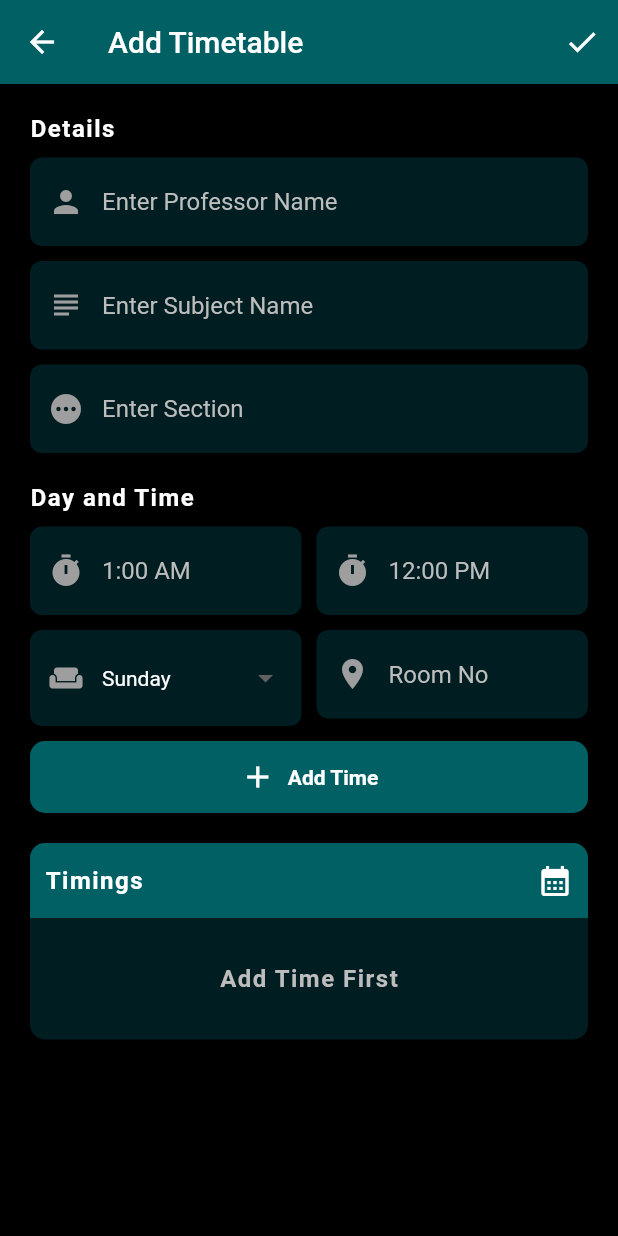
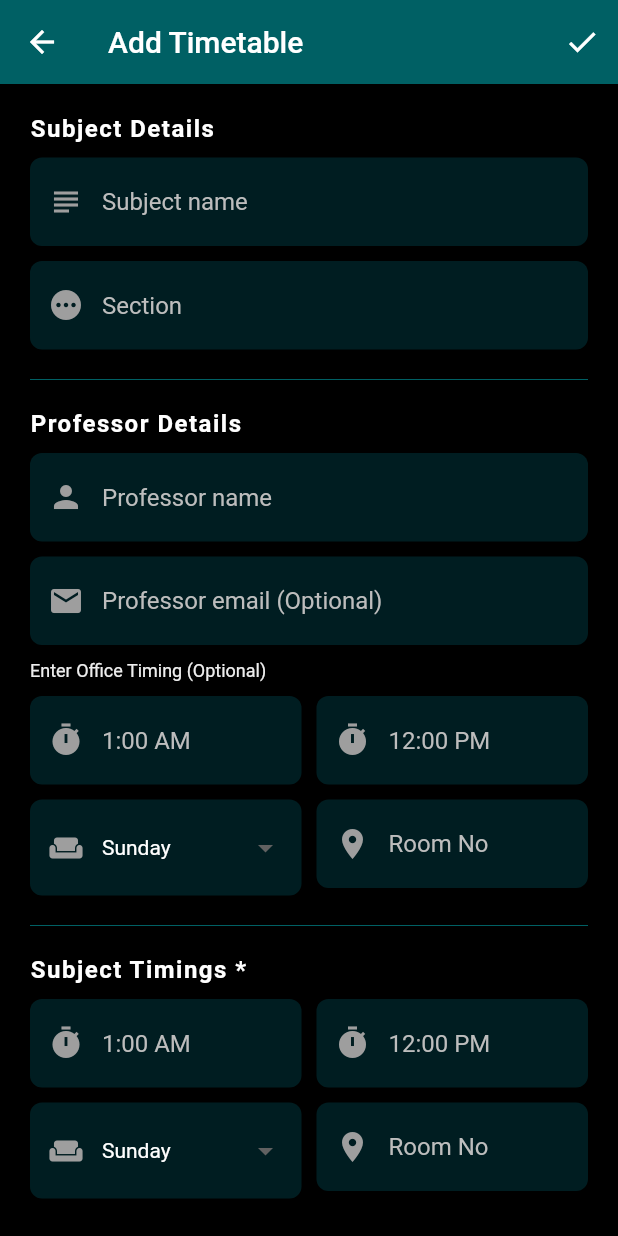
Before and after one commit to Senpaix69/Never_Lost, a Flutter app: the AddSubject screen opened by its route, on a phone screen of 412 x 824 dp. Run offline on Flutter 3.47's test engine with Material 2 defaults, Android fonts, the phone set to English and light mode, and no system bars; our stand-ins replace sqflite; missing offline and left inert: flutter_material_pickers; accounts and stored records are empty.

Commit message:
theme changed and new fields added

```diff
--- a/lib/pages/add_subject.dart
+++ b/lib/pages/add_subject.dart
@@ -21,37 +21,50 @@ class _AddSubjectState extends State<AddSubject> {
 
   late final DatabaseService _database;
   late final TextEditingController _professorName;
-  late final TextEditingController _facultyOffice;
+  late final TextEditingController _professorEmail;
+  late final TextEditingController _startFacultyTime;
+  late final TextEditingController _endFacultyTime;
+  late final TextEditingController _startSlotTime;
+  late final TextEditingController _facultyRoomNo;
+  late final TextEditingController _facultyDay;
   late final TextEditingController _subjectName;
-  late final TextEditingController _startTime;
+  late final TextEditingController _endSlotTime;
   late final TextEditingController _roomNo;
   late final TextEditingController _section;
-  late final TextEditingController _endTime;
   late final TextEditingController _day;
   bool _isSaving = false;
 
   @override
   void initState() {
+    _professorEmail = TextEditingController();
+    _startFacultyTime = TextEditingController();
+    _endFacultyTime = TextEditingController();
     _professorName = TextEditingController();
-    _facultyOffice = TextEditingController();
+    _startSlotTime = TextEditingController();
+    _facultyRoomNo = TextEditingController();
+    _endSlotTime = TextEditingController();
     _subjectName = TextEditingController();
-    _startTime = TextEditingController();
-    _endTime = TextEditingController();
+    _facultyDay = TextEditingController();
     _section = TextEditingController();
     _roomNo = TextEditingController();
     _day = TextEditingController();
     _database = DatabaseService();
+    _facultyDay.text = "Sunday";
     _day.text = "Sunday";
     super.initState();
   }
 
   @override
   void dispose() {
+    _professorEmail.dispose();
+    _startFacultyTime.dispose();
+    _endFacultyTime.dispose();
+    _facultyRoomNo.dispose();
     _professorName.dispose();
-    _facultyOffice.dispose();
+    _startSlotTime.dispose();
     _subjectName.dispose();
-    _startTime.dispose();
-    _endTime.dispose();
+    _endSlotTime.dispose();
+    _facultyDay.dispose();
     _section.dispose();
     _roomNo.dispose();
     _day.dispose();
@@ -65,8 +78,8 @@ class _AddSubjectState extends State<AddSubject> {
           DayTime(
             day: _day.text,
             roomNo: _roomNo.text,
-            startTime: _startTime.text,
-            endTime: _endTime.text,
+            startTime: _startSlotTime.text,
+            endTime: _endSlotTime.text,
           ),
         ),
       );
@@ -135,22 +148,13 @@ class _AddSubjectState extends State<AddSubject> {
                       mainAxisAlignment: MainAxisAlignment.start,
                       crossAxisAlignment: CrossAxisAlignment.start,
                       children: <Widget>[
-                        myText(text: "Details"),
-                        const SizedBox(
-                          height: 10.0,
-                        ),
-                        formText(
-                          prefix: Icons.person,
-                          hint: "Enter Professor Name",
-                          controller: _professorName,
-                          validator: textValidate,
-                        ),
+                        myText(text: "Subject Details"),
                         const SizedBox(
                           height: 10.0,
                         ),
                         formText(
                           prefix: Icons.subject,
-                          hint: "Enter Subject Name",
+                          hint: "Subject name",
                           controller: _subjectName,
                           validator: textValidate,
                         ),
@@ -159,12 +163,62 @@ class _AddSubjectState extends State<AddSubject> {
                         ),
                         formText(
                           prefix: Icons.pending,
-                          hint: "Enter Section",
+                          hint: "Section",
                           controller: _section,
                           validator: textValidate,
                         ),
+                        Divider(
+                          height: 40.0,
+                          color: Colors.cyan[900],
+                        ),
+                        myText(text: "Professor Details"),
                         const SizedBox(
-                          height: 20.0,
+                          height: 10.0,
+                        ),
+                        formText(
+                          prefix: Icons.person,
+                          hint: "Professor name",
+                          controller: _professorName,
+                          validator: textValidate,
+                        ),
+                        const SizedBox(
+                          height: 10.0,
+                        ),
+                        formText(
+                          prefix: Icons.email,
+                          hint: "Professor email (Optional)",
+                          controller: _professorEmail,
+                          validator: null,
+                        ),
+                        const SizedBox(
+                          height: 10.0,
+                        ),
+                        Text(
+                          "Enter Office Timing (Optional)",
+                          style: TextStyle(
+                            color: Colors.grey[200],
+                            fontSize: 12.0,
+                          ),
+                        ),
+                        const SizedBox(
+                          height: 10.0,
+                        ),
+                        timingsField(
+                          sTime: _startFacultyTime,
+                          eTime: _endFacultyTime,
+                          validation: false,
+                        ),
+                        const SizedBox(
+                          height: 10.0,
+                        ),
+                        roomAndDay(
+                          day: _facultyDay,
+                          room: _facultyRoomNo,
+                          validation: false,
+                        ),
+                        Divider(
+                          height: 40.0,
+                          color: Colors.cyan[900],
                         ),
                       ],
                     ),
@@ -175,83 +229,15 @@ class _AddSubjectState extends State<AddSubject> {
                   child: Column(
                     crossAxisAlignment: CrossAxisAlignment.start,
                     children: <Widget>[
-                      myText(text: "Day and Time"),
+                      myText(text: "Subject Timings *"),
                       const SizedBox(
                         height: 10.0,
                       ),
-                      Row(
-                        mainAxisAlignment: MainAxisAlignment.start,
-                        crossAxisAlignment: CrossAxisAlignment.start,
-                        children: <Widget>[
-                          Expanded(
-                            child: formText(
-                              prefix: Icons.timer,
-                              hint: "1:00 AM",
-                              controller: _startTime,
-                              validator: textValidate,
-                              onTap: () =>
-                                  _showTimePicker(controller: _startTime),
-                            ),
-                          ),
-                          const SizedBox(
-                            width: 10.0,
-                          ),
-                          Expanded(
-                            child: formText(
-                              prefix: Icons.timer,
-                              hint: "12:00 PM",
-                              controller: _endTime,
-                              onTap: () =>
-                                  _showTimePicker(controller: _endTime),
-                              validator: textValidate,
-                            ),
-                          ),
-                        ],
-                      ),
+                      timingsField(sTime: _startSlotTime, eTime: _endSlotTime),
                       const SizedBox(
                         height: 10.0,
                       ),
-                      Row(
-                        mainAxisAlignment: MainAxisAlignment.start,
-                        crossAxisAlignment: CrossAxisAlignment.start,
-                        children: <Widget>[
-                          Expanded(
-                            child: DropdownButtonFormField<String>(
-                              value: _day.text,
-                              onChanged: (value) {
-                                setState(() {
-                                  _day.text = value!;
-                                });
-                              },
-                              dropdownColor: Colors.grey[700],
-                              style: const TextStyle(color: Colors.white),
-                              decoration: decorationFormField(
-                                  Icons.weekend, "Select Day"),
-                              items: weekdays
-                                  .map<DropdownMenuItem<String>>((weekday) {
-                                return DropdownMenuItem<String>(
-                                  alignment: Alignment.center,
-                                  value: weekday,
-                                  child: Text(
-                                    weekday,
-                                  ),
-                                );
-                              }).toList(),
-                            ),
-                          ),
-                          const SizedBox(
-                            width: 10.0,
-                          ),
-                          Expanded(
-                            child: formText(
-                              prefix: Icons.room,
-                              hint: "Room No",
-                              controller: _roomNo,
-                              validator: textValidate,
-                            ),
-                          ),
-                        ],
-                      ),
+                      roomAndDay(day: _day, room: _roomNo),
                       const SizedBox(
                         height: 10.0,
                       ),
@@ -333,6 +319,86 @@ class _AddSubjectState extends State<AddSubject> {
     );
   }
 
+  Row roomAndDay({
+    required TextEditingController day,
+    required TextEditingController room,
+    bool validation = true,
+  }) {
+    return Row(
+      mainAxisAlignment: MainAxisAlignment.start,
+      crossAxisAlignment: CrossAxisAlignment.start,
+      children: <Widget>[
+        Expanded(
+          child: DropdownButtonFormField<String>(
+            value: day.text,
+            onChanged: (value) {
+              setState(() {
+                day.text = value!;
+              });
+            },
+            dropdownColor: Colors.grey[700],
+            style: const TextStyle(color: Colors.white),
+            decoration: decorationFormField(Icons.weekend, "Select Day"),
+            items: weekdays.map<DropdownMenuItem<String>>((weekday) {
+              return DropdownMenuItem<String>(
+                alignment: Alignment.center,
+                value: weekday,
+                child: Text(
+                  weekday,
+                ),
+              );
+            }).toList(),
+          ),
+        ),
+        const SizedBox(
+          width: 10.0,
+        ),
+        Expanded(
+          child: formText(
+            prefix: Icons.room,
+            hint: "Room No",
+            controller: room,
+            validator: validation ? textValidate : null,
+          ),
+        ),
+      ],
+    );
+  }
+
+  Row timingsField({
+    required TextEditingController sTime,
+    required TextEditingController eTime,
+    bool validation = true,
+  }) {
+    return Row(
+      mainAxisAlignment: MainAxisAlignment.start,
+      crossAxisAlignment: CrossAxisAlignment.start,
+      children: <Widget>[
+        Expanded(
+          child: formText(
+            prefix: Icons.timer,
+            hint: "1:00 AM",
+            controller: sTime,
+            validator: validation ? textValidate : null,
+            onTap: () => _showTimePicker(controller: sTime),
+          ),
+        ),
+        const SizedBox(
+          width: 10.0,
+        ),
+        Expanded(
+          child: formText(
+            prefix: Icons.timer,
+            hint: "12:00 PM",
+            controller: eTime,
+            onTap: () => _showTimePicker(controller: eTime),
+            validator: validation ? textValidate : null,
+          ),
+        ),
+      ],
+    );
+  }
+
   TextFormField formText({
     required String hint,
     required IconData prefix,
--- a/lib/services/subject.dart
+++ b/lib/services/subject.dart
@@ -5,8 +5,8 @@ import 'package:my_timetable/constants/services.dart';
 class Subject {
   final int? id;
   final String name;
+  final String section;
   final String professorName;
-  final String section;
 
   const Subject({
     this.id,
```
